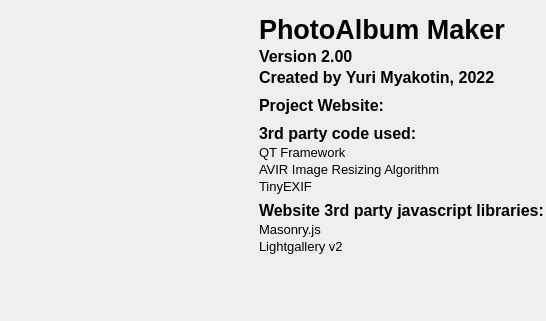
YuriMyakotin/PhotoAlbumMaker-v2, file aboutdialog.ui: the form before one commit; both pictures show x 0 to 546 and y 0 to 321 of the 846 by 321 pixel window.
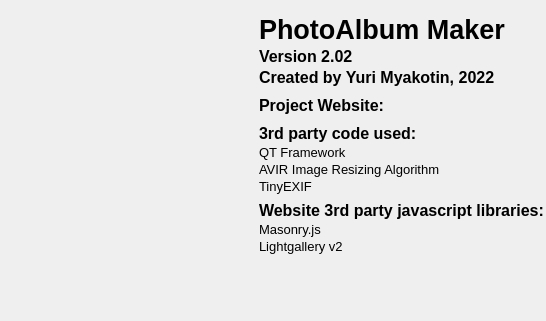
The form after the commit. Icons and pictures are not drawn.

The edit to the form file:
```diff
--- a/aboutdialog.ui
+++ b/aboutdialog.ui
@@ -105,7 +105,7 @@
         </font>
        </property>
        <property name="text">
-        <string>Version 2.00</string>
+        <string>Version 2.02</string>
        </property>
       </widget>
      </item>
```
